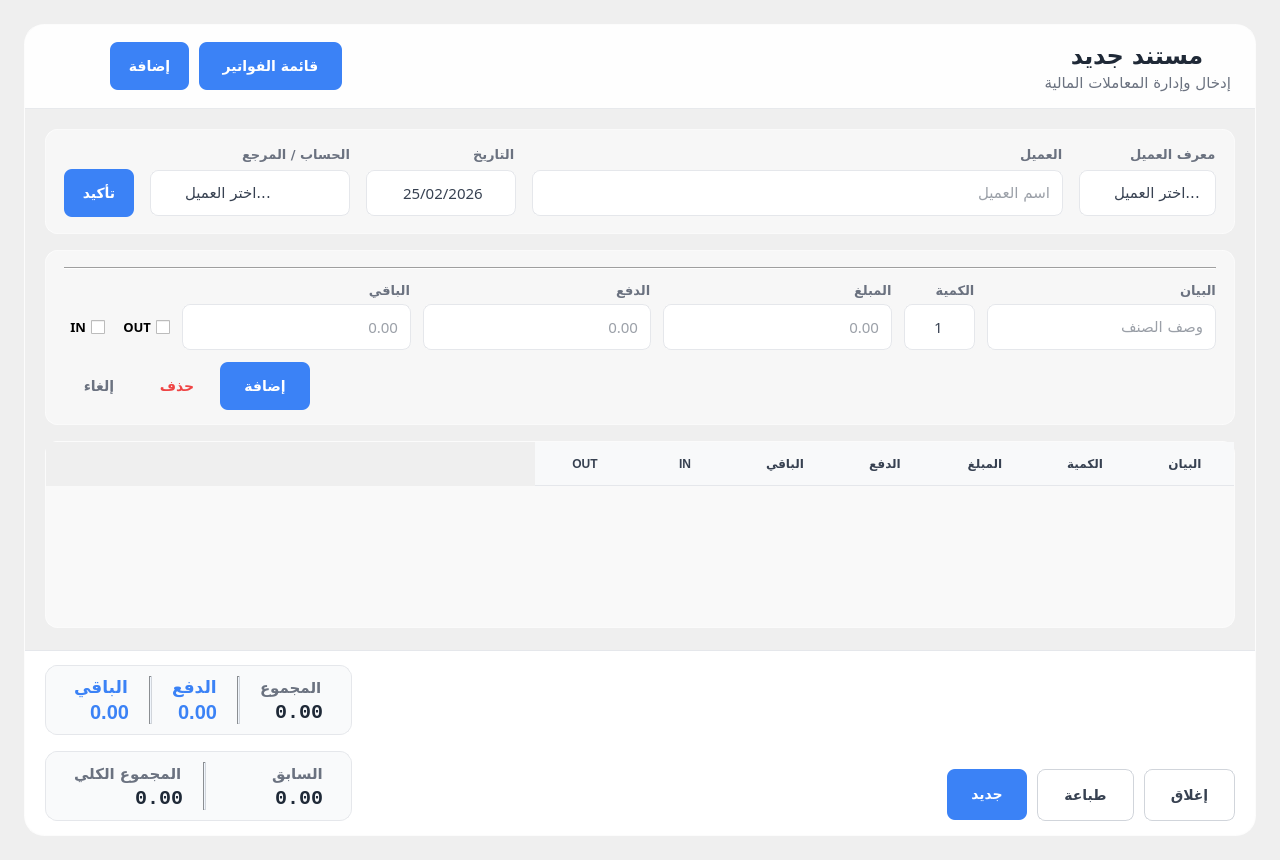
abdelfatah89/Agency_Manager, file src/daily_entry/daily_entry.ui: the form before one commit.
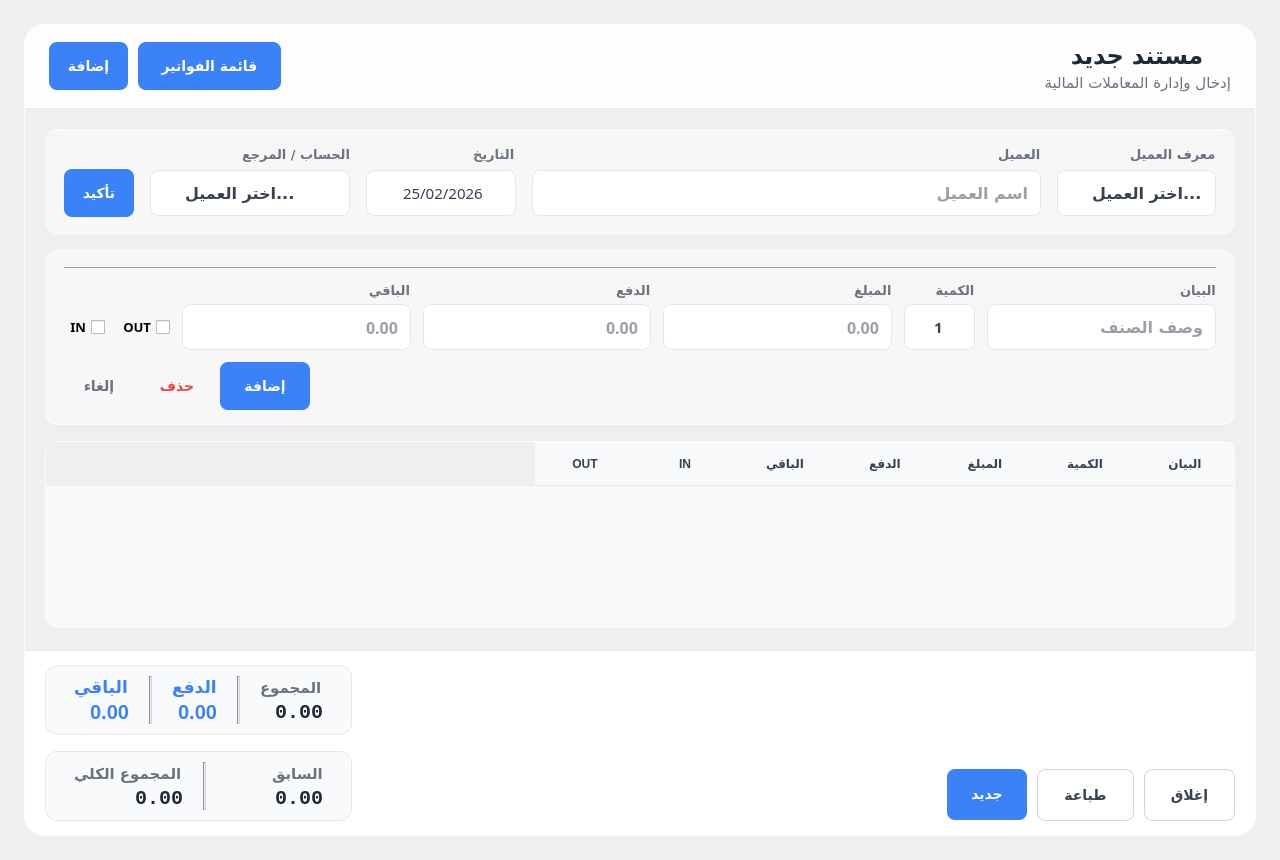
The form after the commit. Icons and pictures are not drawn.

```diff
--- a/src/daily_entry/daily_entry.ui
+++ b/src/daily_entry/daily_entry.ui
@@ -208,7 +208,7 @@
               <property name="font">
                <font>
                 <family>Tajawal</family>
-                <pointsize>1</pointsize>
+                <pointsize>-1</pointsize>
                 <weight>50</weight>
                 <bold>false</bold>
                </font>
@@ -278,7 +278,7 @@
               <property name="font">
                <font>
                 <family>Tajawal</family>
-                <pointsize>1</pointsize>
+                <pointsize>-1</pointsize>
                 <weight>75</weight>
                 <bold>true</bold>
                </font>
@@ -314,7 +314,7 @@
               <property name="font">
                <font>
                 <family>Tajawal</family>
-                <pointsize>1</pointsize>
+                <pointsize>-1</pointsize>
                 <weight>75</weight>
                 <bold>true</bold>
                </font>
@@ -342,38 +342,6 @@
               </property>
              </widget>
             </item>
-            <item>
-             <widget class="QToolButton" name="Button_OpenSettings">
-              <property name="cursor">
-               <cursorShape>PointingHandCursor</cursorShape>
-              </property>
-              <property name="toolTip">
-               <string>الإعدادات</string>
-              </property>
-              <property name="styleSheet">
-               <string notr="true">QToolButton#Button_OpenSettings {
-    background: transparent;
-    border: none;
-    border-radius: 18px;
-    padding: 6px;
-    color: #6B7280;
-    min-width: 36px;
-    min-height: 36px;
-}
-QToolButton#Button_OpenSettings:hover { background-color: rgba(209, 213, 219, 0.55); }
-QToolButton::menu-indicator { image: none; }</string>
-              </property>
-              <property name="text">
-               <string/>
-              </property>
-              <property name="toolButtonStyle">
-               <enum>Qt::ToolButtonIconOnly</enum>
-              </property>
-              <property name="autoRaise">
-               <bool>true</bool>
-              </property>
-             </widget>
-            </item>
            </layout>
           </item>
          </layout>
@@ -545,7 +513,9 @@
                 <property name="font">
                  <font>
                   <family>Tajawal</family>
-                  <pointsize>1</pointsize>
+                  <pointsize>12</pointsize>
+                  <weight>75</weight>
+                  <bold>true</bold>
                  </font>
                 </property>
                 <property name="layoutDirection">
@@ -557,7 +527,6 @@
     border: 1px solid #E5E7EB;
     border-radius: 8px;
     color: #374151;
-    font-size: 15px;
     padding: 6px 10px;
     min-height: 32px;
     selection-background-color: #DBEAFE;
@@ -614,7 +583,7 @@
                 <property name="font">
                  <font>
                   <family>Tajawal</family>
-                  <pointsize>1</pointsize>
+                  <pointsize>-1</pointsize>
                   <weight>75</weight>
                   <bold>true</bold>
                  </font>
@@ -645,7 +614,9 @@
                 <property name="font">
                  <font>
                   <family>Tajawal</family>
-                  <pointsize>1</pointsize>
+                  <pointsize>12</pointsize>
+                  <weight>75</weight>
+                  <bold>true</bold>
                  </font>
                 </property>
                 <property name="toolTip">
@@ -660,7 +631,6 @@
     border: 1px solid #E5E7EB;
     border-radius: 8px;
     color: #374151;
-    font-size: 15px;
     padding: 6px 10px;
     min-height: 32px;
     selection-background-color: #DBEAFE;
@@ -719,7 +689,9 @@
                 <property name="font">
                  <font>
                   <family>Tajawal</family>
-                  <pointsize>1</pointsize>
+                  <pointsize>12</pointsize>
+                  <weight>75</weight>
+                  <bold>true</bold>
                  </font>
                 </property>
                 <property name="toolTip">
@@ -734,7 +706,6 @@
     border: 1px solid #E5E7EB;
     border-radius: 8px;
     color: #374151;
-    font-size: 15px;
     padding: 6px 10px;
 	text-align: left;
     min-height: 32px;
@@ -893,7 +864,9 @@
                   <property name="font">
                    <font>
                     <family>Tajawal</family>
-                    <pointsize>1</pointsize>
+                    <pointsize>12</pointsize>
+                    <weight>75</weight>
+                    <bold>true</bold>
                    </font>
                   </property>
                   <property name="layoutDirection">
@@ -905,7 +878,6 @@
     border: 1px solid #E5E7EB;
     border-radius: 8px;
     color: #374151;
-    font-size: 15px;
     padding: 6px 10px;
     min-height: 32px;
     selection-background-color: #DBEAFE;
@@ -934,7 +906,9 @@
                   <property name="font">
                    <font>
                     <family>Tajawal</family>
-                    <pointsize>1</pointsize>
+                    <pointsize>12</pointsize>
+                    <weight>75</weight>
+                    <bold>true</bold>
                    </font>
                   </property>
                   <property name="layoutDirection">
@@ -946,7 +920,6 @@
     border: 1px solid #E5E7EB;
     border-radius: 8px;
     color: #374151;
-    font-size: 15px;
     padding: 6px 10px;
     min-height: 32px;
     selection-background-color: #DBEAFE;
@@ -1022,7 +995,9 @@
                   <property name="font">
                    <font>
                     <family>Tajawal</family>
-                    <pointsize>1</pointsize>
+                    <pointsize>-1</pointsize>
+                    <weight>75</weight>
+                    <bold>true</bold>
                    </font>
                   </property>
                   <property name="styleSheet">
@@ -1069,7 +1044,9 @@
                   <property name="font">
                    <font>
                     <family>Tajawal</family>
-                    <pointsize>1</pointsize>
+                    <pointsize>12</pointsize>
+                    <weight>75</weight>
+                    <bold>true</bold>
                    </font>
                   </property>
                   <property name="layoutDirection">
@@ -1081,7 +1058,6 @@
     border: 1px solid #E5E7EB;
     border-radius: 8px;
     color: #374151;
-    font-size: 15px;
     padding: 6px 10px;
     min-height: 32px;
     selection-background-color: #DBEAFE;
@@ -1135,7 +1111,9 @@
                   <property name="font">
                    <font>
                     <family>Tajawal</family>
-                    <pointsize>1</pointsize>
+                    <pointsize>12</pointsize>
+                    <weight>75</weight>
+                    <bold>true</bold>
                    </font>
                   </property>
                   <property name="layoutDirection">
@@ -1147,7 +1125,6 @@
     border: 1px solid #E5E7EB;
     border-radius: 8px;
     color: #374151;
-    font-size: 15px;
     padding: 6px 10px;
     min-height: 32px;
     selection-background-color: #DBEAFE;
```
Left out of the diff: 50 changed lines with no effect on the pictures.
